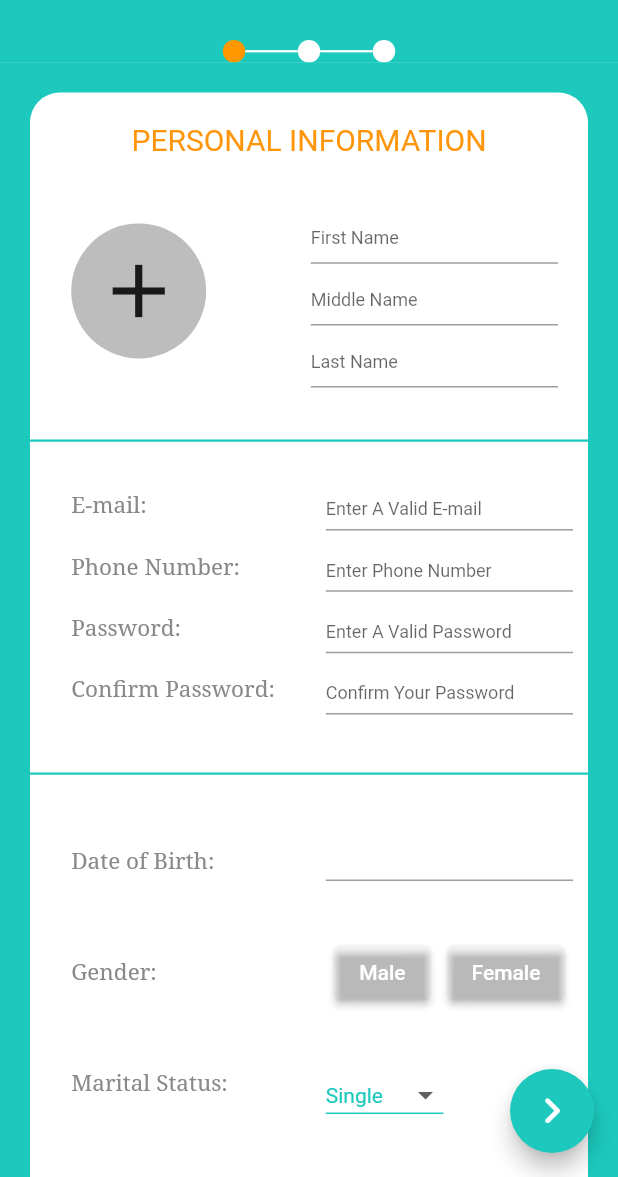
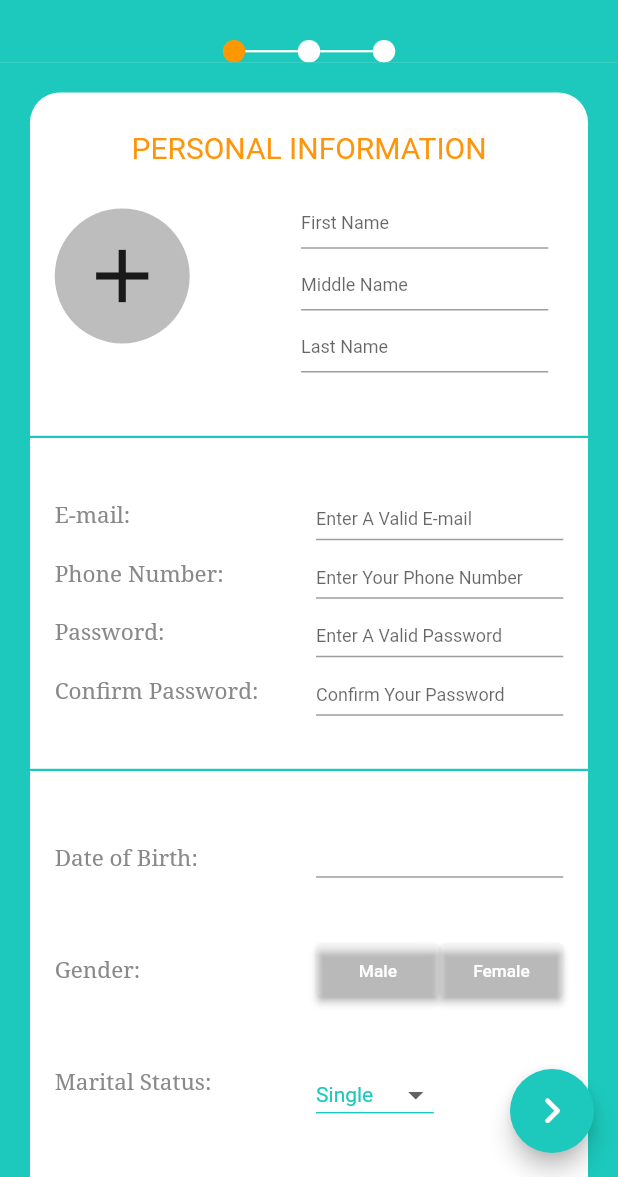
Before and after one commit to A-Morsy/SehaTech, a Flutter app: the screen it shows after launch, after a tap on "Sign Up", on a phone screen of 412 x 824 dp, the part 59-1236 px from its top. Run offline on Flutter 3.47's test engine with Material 2 defaults, Android fonts, the phone set to English and light mode, and no system bars; drawn by our look-alikes of date_time_picker; generated files the repository leaves out were written again.

Commit message:
internationalizationUpdates+UiFixes

```diff
--- a/seha_tech/lib/main.dart
+++ b/seha_tech/lib/main.dart
@@ -17,7 +17,6 @@ void main() {
 // UserModel userModel = UserModel ();
 class MyApp extends StatelessWidget {
   // This widget is the root of your application.
-
 
   @override
   Widget build(BuildContext context) {
@@ -42,8 +41,8 @@ class MyHomePage extends StatefulWidget {
   _MyHomePageState createState() => _MyHomePageState();
 }
 
+SignInModel signInModel = SignInModel();
 
-SignInModel signInModel = SignInModel();
 class _MyHomePageState extends State<MyHomePage> {
   final textController1 = TextEditingController();
   final textController2 = TextEditingController();
@@ -78,9 +77,10 @@ class _MyHomePageState extends State<MyHomePage> {
                           textController: textController1,
                           textColor: Palette.forthColor,
                           fillColor: Palette.secondaryColor,
-                          text: "E-mail",
+                          text: AppLocalizations.of(context)!.emailSignIn,
                           obscureText: false,
-                          callBackMethod: () => signInModel.setEmail = signInModel.getTemp),
+                          callBackMethod: () =>
+                              signInModel.setEmail = signInModel.getTemp),
                     );
                   }),
                   ScopedModelDescendant<SignInModel>(
@@ -92,9 +92,10 @@ class _MyHomePageState extends State<MyHomePage> {
                           textController: textController2,
                           textColor: Palette.forthColor,
                           fillColor: Palette.secondaryColor,
-                        text: "Password",
+                          text: AppLocalizations.of(context)!.passwordSignIn,
                           obscureText: true,
-                        callBackMethod: () => signInModel.setPassword = signInModel.getTemp),
+                          callBackMethod: () =>
+                              signInModel.setPassword = signInModel.getTemp),
                     );
                   }),
                   Container(
@@ -116,7 +117,8 @@ class _MyHomePageState extends State<MyHomePage> {
                         callBackMethod: () {
                           Navigator.push(
                             context,
-                            MaterialPageRoute(builder: (context) => SignUpOne()),
+                            MaterialPageRoute(
+                                builder: (context) => SignUpOne()),
                           );
                         },
                       )),
--- a/seha_tech/lib/views/signIn/mainPageTextField.dart
+++ b/seha_tech/lib/views/signIn/mainPageTextField.dart
@@ -7,7 +7,7 @@ class CustomField extends StatefulWidget {
   final Color fillColor;
   final String text;
   final bool obscureText;
-  final VoidCallback callBackMethod ;
+  final VoidCallback callBackMethod;
 
   CustomField(
       {Key? key,
@@ -30,7 +30,7 @@ class _CustomFieldState extends State<CustomField> {
     return TextField(
         controller: widget.textController,
         onChanged: (var value) {
-          signInModel.setTemp = value ;
+          signInModel.setTemp = value;
           widget.callBackMethod();
         },
         obscureText: widget.obscureText,
--- a/seha_tech/lib/views/signup/signUpOne.dart
+++ b/seha_tech/lib/views/signup/signUpOne.dart
@@ -8,6 +8,7 @@ import 'widgets/secondBlock.dart';
 import 'widgets/thirdBlock.dart';
 import './widgets/signUpStepWedgit.dart';
 import '../../Reusable/palette.dart';
+import 'package:flutter_gen/gen_l10n/app_localizations.dart';
 
 class SignUpOne extends StatefulWidget {
   SignUpOne({Key? key}) : super(key: key);
@@ -16,7 +17,8 @@ class SignUpOne extends StatefulWidget {
   _SignUpOneState createState() => _SignUpOneState();
 }
 
-SignUpModel signUpModel = SignUpModel() ;
+SignUpModel signUpModel = SignUpModel();
+
 class _SignUpOneState extends State<SignUpOne> {
   @override
   Widget build(BuildContext context) {
@@ -24,15 +26,23 @@ class _SignUpOneState extends State<SignUpOne> {
   }
 
   Widget _buildContent() {
-    return ScopedModelDescendant<SignUpModel>(
-      builder:(context,child,model) {
+    return ScopedModelDescendant<SignUpModel>(builder: (context, child, model) {
       return Scaffold(
         resizeToAvoidBottomInset: false,
         appBar: AppBar(
-            title: Text('Sign Up'),
+          title: Text(AppLocalizations.of(context)!.signUpText),
           centerTitle: true,
-            leading: IconButton(
+          //this part need to render defferently in each lang
+          // the arrow doesnt want to change direction
+          leading: AppLocalizations.of(context)!.localeName == 'en'
+              ? IconButton(
                   icon: Icon(Icons.arrow_back_ios_new, color: Colors.white),
+                  onPressed: () {
+                    Navigator.pop(context);
+                  },
+                )
+              : IconButton(
+                  icon: Icon(Icons.arrow_back_ios_new, color: Colors.red),
                   onPressed: () {
                     Navigator.pop(context);
                   },
@@ -49,8 +59,7 @@ class _SignUpOneState extends State<SignUpOne> {
                 children: [
                   SignUpStepsWidget(step: 1),
                 ],
-                )
-                ),
+              )),
           Expanded(
               child: Container(
             color: Color.fromRGBO(28, 201, 188, 1),
@@ -78,8 +87,7 @@ class _SignUpOneState extends State<SignUpOne> {
                 )),
           )),
         ]),
-          floatingActionButton:
-            FloatingActionButton(
+        floatingActionButton: FloatingActionButton(
           onPressed: () {
             Navigator.push(
               context,
@@ -92,9 +100,7 @@ class _SignUpOneState extends State<SignUpOne> {
           ),
           backgroundColor: Palette.primaryColor,
         ),
-              ) ;
-      }
-
       );
+    });
   }
 }
--- a/seha_tech/lib/views/signup/signUpTwo.dart
+++ b/seha_tech/lib/views/signup/signUpTwo.dart
@@ -4,6 +4,7 @@ import './widgets/identificationBlock.dart';
 import './widgets/signUpStepWedgit.dart';
 import 'widgets/customDivider.dart';
 import 'widgets/identificationBlockFirst.dart';
+import 'package:flutter_gen/gen_l10n/app_localizations.dart';
 
 class SignUpTwo extends StatefulWidget {
   SignUpTwo({Key? key}) : super(key: key);
@@ -20,9 +21,9 @@ class _SignUpTwoState extends State<SignUpTwo> {
 
   Widget _buildContent() {
     return Scaffold(
-      resizeToAvoidBottomInset: false,
+        resizeToAvoidBottomInset: false,
         appBar: AppBar(
-          title: Text('Sign Up'),
+          title: Text(AppLocalizations.of(context)!.signUpText),
           centerTitle: true,
           leading: IconButton(
             icon: Icon(Icons.arrow_back_ios_new, color: Colors.white),
--- a/seha_tech/lib/views/signup/widgets/firstBlock.dart
+++ b/seha_tech/lib/views/signup/widgets/firstBlock.dart
@@ -2,6 +2,7 @@ import 'package:flutter/material.dart';
 import 'package:seha_tech/Reusable/palette.dart';
 import 'package:seha_tech/views/signup/signUpOne.dart';
 import 'customtextbox.dart';
+import 'package:flutter_gen/gen_l10n/app_localizations.dart';
 
 class NamePhotoBlock extends StatefulWidget {
   const NamePhotoBlock({Key? key}) : super(key: key);
@@ -17,25 +18,24 @@ class _NamePhotoBlockState extends State<NamePhotoBlock> {
   @override
   Widget build(BuildContext context) {
     return Container(
+      padding: EdgeInsets.fromLTRB(MediaQuery.of(context).size.width / 25, 25,
+          MediaQuery.of(context).size.width / 25, 25),
       child: Column(
         children: [
-          Padding(
-            padding: EdgeInsets.fromLTRB(20, 20, 20, 0),
-            child: Text(
-              'PERSONAL INFORMATION',
-              style: TextStyle(
-                  color: Palette.thirdColor,
-                  // fontFamily: 'serif',
-                  fontSize: 20,
-                  decoration: TextDecoration.none),
-            ),
+          Text(
+            AppLocalizations.of(context)!.signUpFirstPage_Title,
+            style: TextStyle(
+                color: Palette.thirdColor,
+                // fontFamily: 'serif',
+                fontSize: 20,
+                decoration: TextDecoration.none),
           ),
           Padding(
-            padding: EdgeInsets.fromLTRB(MediaQuery.of(context).size.width / 15,
-                25, 10, MediaQuery.of(context).size.width / 15),
+            padding: EdgeInsets.fromLTRB(0, 10, 0, 10),
             child: Container(
                 child: Row(
               mainAxisAlignment: MainAxisAlignment.spaceBetween,
+              crossAxisAlignment: CrossAxisAlignment.center,
               children: [
                 Container(
                   width: 90,
@@ -51,12 +51,13 @@ class _NamePhotoBlockState extends State<NamePhotoBlock> {
                   ),
                 ),
                 Padding(
-                  padding: EdgeInsets.fromLTRB(20, 5, 10, 0),
+                  padding: EdgeInsets.fromLTRB(10, 5, 10, 0),
                   child: new Column(
                     children: <Widget>[
                       TextBox(
                         myController: textController1,
-                        message: 'First Name',
+                        message: AppLocalizations.of(context)!
+                            .signUpFirstPage_firstBlock_namePH,
                         obscureText: false,
                         width: MediaQuery.of(context).size.width / 2.5,
                         height: MediaQuery.of(context).size.height / 20,
@@ -66,7 +67,8 @@ class _NamePhotoBlockState extends State<NamePhotoBlock> {
                       ),
                       TextBox(
                         myController: textController2,
-                        message: 'Middle Name',
+                        message: AppLocalizations.of(context)!
+                            .signUpFirstPage_firstBlock_secondNamePH,
                         obscureText: false,
                         width: MediaQuery.of(context).size.width / 2.5,
                         height: MediaQuery.of(context).size.height / 20,
@@ -76,7 +78,8 @@ class _NamePhotoBlockState extends State<NamePhotoBlock> {
                       ),
                       TextBox(
                         myController: textController3,
-                        message: 'Last Name',
+                        message: AppLocalizations.of(context)!
+                            .signUpFirstPage_firstBlock_thirdNamePH,
                         obscureText: false,
                         width: MediaQuery.of(context).size.width / 2.5,
                         height: MediaQuery.of(context).size.height / 20,
--- a/seha_tech/lib/views/signup/widgets/identificationBlockFirst.dart
+++ b/seha_tech/lib/views/signup/widgets/identificationBlockFirst.dart
@@ -4,6 +4,7 @@ import '../../../Reusable/reusableWidgets.dart';
 import '../../../Reusable/palette.dart';
 import '../signUpOne.dart';
 import 'customtextbox.dart';
+import 'package:flutter_gen/gen_l10n/app_localizations.dart';
 
 class IdentificationFirstBolck extends StatefulWidget {
   const IdentificationFirstBolck({Key? key}) : super(key: key);
@@ -26,7 +27,7 @@ class _IdentificationFirstBolck extends State<IdentificationFirstBolck> {
           10, MediaQuery.of(context).size.width / 15),
       child: Column(
         children: [
-          Text('IDENTIFICATION',
+          Text(AppLocalizations.of(context)!.signUpSecondPage_Title,
               style: TextStyle(
                   color: Palette.thirdColor,
                   // fontFamily: 'serif',
--- a/seha_tech/lib/views/signup/widgets/secondBlock.dart
+++ b/seha_tech/lib/views/signup/widgets/secondBlock.dart
@@ -3,6 +3,7 @@ import '../../../Reusable/reusableWidgets.dart';
 import '../../../Reusable/palette.dart';
 import '../signUpOne.dart';
 import 'customtextbox.dart';
+import 'package:flutter_gen/gen_l10n/app_localizations.dart';
 
 class EmailBlock extends StatefulWidget {
   const EmailBlock({Key? key}) : super(key: key);
@@ -21,8 +22,8 @@ class _EmailBlockState extends State<EmailBlock> {
     return Container(
         height: MediaQuery.of(context).size.height / 4,
         alignment: Alignment.center,
-        padding: new EdgeInsets.fromLTRB(MediaQuery.of(context).size.width / 15,
-            15, 10, MediaQuery.of(context).size.width / 15),
+        padding: EdgeInsets.fromLTRB(MediaQuery.of(context).size.width / 25, 25,
+            MediaQuery.of(context).size.width / 25, 25),
         child: Row(
           mainAxisAlignment: MainAxisAlignment.spaceBetween,
           children: [
@@ -33,19 +34,27 @@ class _EmailBlockState extends State<EmailBlock> {
                     mainAxisAlignment: MainAxisAlignment.spaceAround,
                     children: [
                       CustomText(
-                          text: 'E-mail:',
+                          text: AppLocalizations.of(context)!
+                                  .signUpFirstPage_SecondBlock_Email +
+                              ':',
                           size: 15.0,
                           color: Palette.forthColor),
                       CustomText(
-                          text: 'Phone Number:',
+                          text: AppLocalizations.of(context)!
+                                  .signUpFirstPage_SecondBlock_phoneNumber +
+                              ':',
                           size: 15.0,
                           color: Palette.forthColor),
                       CustomText(
-                          text: 'Password:',
+                          text: AppLocalizations.of(context)!
+                                  .signUpFirstPage_SecondBlock_password +
+                              ':',
                           size: 15.0,
                           color: Palette.forthColor),
                       CustomText(
-                          text: 'Confirm Password:',
+                          text: AppLocalizations.of(context)!
+                                  .signUpFirstPage_SecondBlock_confirmPassword +
+                              ':',
                           size: 15.0,
                           color: Palette.forthColor),
                     ])),
@@ -56,7 +65,8 @@ class _EmailBlockState extends State<EmailBlock> {
                     children: [
                       TextBox(
                         myController: textController1,
-                        message: 'Enter A Valid E-mail',
+                        message: AppLocalizations.of(context)!
+                            .signUpFirstPage_SecondBlock_EmailPH,
                         width: MediaQuery.of(context).size.width / 2.5,
                         height: MediaQuery.of(context).size.height / 25,
                         obscureText: false,
@@ -66,7 +76,8 @@ class _EmailBlockState extends State<EmailBlock> {
                       ),
                       TextBox(
                         myController: textController2,
-                        message: 'Enter Phone Number',
+                        message: AppLocalizations.of(context)!
+                            .signUpFirstPage_SecondBlock_phoneNumberPH,
                         width: MediaQuery.of(context).size.width / 2.5,
                         height: MediaQuery.of(context).size.height / 25,
                         obscureText: false,
@@ -76,7 +87,8 @@ class _EmailBlockState extends State<EmailBlock> {
                       ),
                       TextBox(
                         myController: textController3,
-                        message: 'Enter A Valid Password',
+                        message: AppLocalizations.of(context)!
+                            .signUpFirstPage_SecondBlock_passwordPH,
                         width: MediaQuery.of(context).size.width / 2.5,
                         height: MediaQuery.of(context).size.height / 25,
                         obscureText: true,
@@ -98,7 +110,8 @@ class _EmailBlockState extends State<EmailBlock> {
                                 border: UnderlineInputBorder(
                                     borderSide:
                                         new BorderSide(color: Colors.purple)),
-                                hintText: 'Confirm Your Password',
+                                hintText: AppLocalizations.of(context)!
+                                    .signUpFirstPage_SecondBlock_confirmPasswordPH,
                               )))
                       // TextBox(
                       //   myController:myController,
--- a/seha_tech/lib/views/signup/widgets/thirdBlock.dart
+++ b/seha_tech/lib/views/signup/widgets/thirdBlock.dart
@@ -25,8 +25,8 @@ class _OtherInfoBlock extends State<OtherInfoBlock> {
     return Container(
         height: MediaQuery.of(context).size.height / 3,
         alignment: Alignment.center,
-        padding: new EdgeInsets.fromLTRB(MediaQuery.of(context).size.width / 15,
-            25, 10, MediaQuery.of(context).size.width / 15),
+        padding: EdgeInsets.fromLTRB(MediaQuery.of(context).size.width / 25, 25,
+            MediaQuery.of(context).size.width / 25, 25),
         child:
             Row(mainAxisAlignment: MainAxisAlignment.spaceBetween, children: [
           Container(
@@ -110,6 +110,7 @@ class _OtherInfoBlock extends State<OtherInfoBlock> {
                         children: [
                           SizedBox(
                             // height: MediaQuery.of(context).size.width / 25,
+                            width: MediaQuery.of(context).size.width / 5,
                             child: ElevatedButton(
                                 style: ElevatedButton.styleFrom(
                                   primary: maleColor
@@ -128,10 +129,14 @@ class _OtherInfoBlock extends State<OtherInfoBlock> {
                                     }
                                   });
                                 },
-                                child: Text('Male')),
+                                child: Text(
+                                  'Male',
+                                  style: TextStyle(fontSize: 11.5),
+                                )),
                           ),
                           SizedBox(
                             // height: MediaQuery.of(context).size.width / 25,
+                            width: MediaQuery.of(context).size.width / 5,
                             child: ElevatedButton(
                                 style: ElevatedButton.styleFrom(
                                   primary: femaleColor
@@ -150,7 +155,10 @@ class _OtherInfoBlock extends State<OtherInfoBlock> {
                                     }
                                   });
                                 },
-                                child: Text('Female')),
+                                child: Text(
+                                  'Female',
+                                  style: TextStyle(fontSize: 11.5),
+                                )),
                           )
                         ],
                       )),
--- a/seha_tech/pubspec.yaml
+++ b/seha_tech/pubspec.yaml
@@ -26,6 +26,7 @@ dependencies:
   flutter_localizations: # Add this line
     sdk: flutter         # Add this lin
   intl: ^0.17.0 # Add this line
+  http: ^0.12.0+2
   # The following adds the Cupertino Icons font to your application.
   # Use with the CupertinoIcons class for iOS style icons.
   cupertino_icons: ^1.0.2
```
Also changed, not shown: seha_tech/lib/l10n/app_ar.arb (+64 -0 lines), seha_tech/lib/l10n/app_en.arb (+58 -2 lines), seha_tech/lib/views/api/signUpController.dart (added, +26 -0 lines), seha_tech/pubspec.lock. Lines whose indentation alone changed are shown as unchanged.
